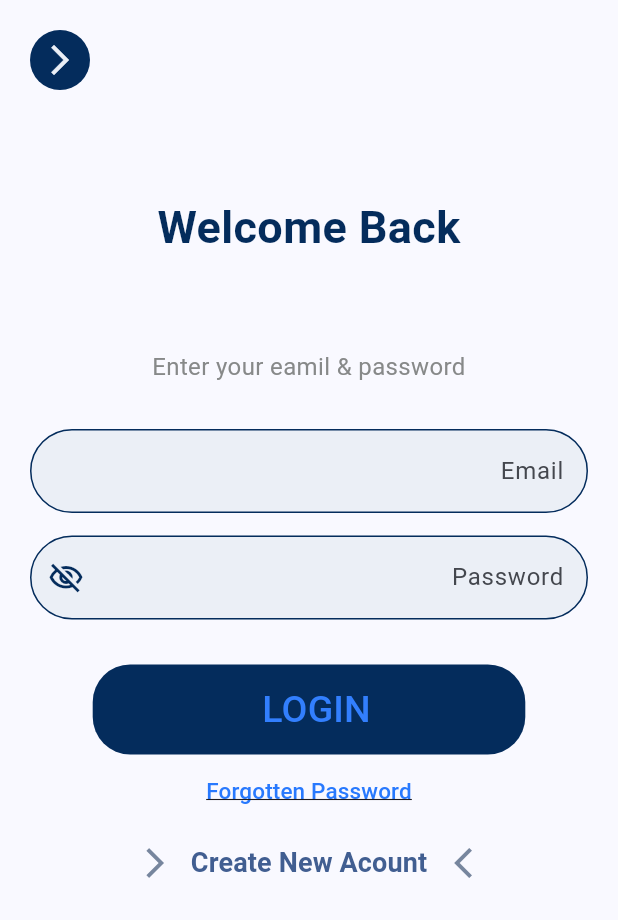
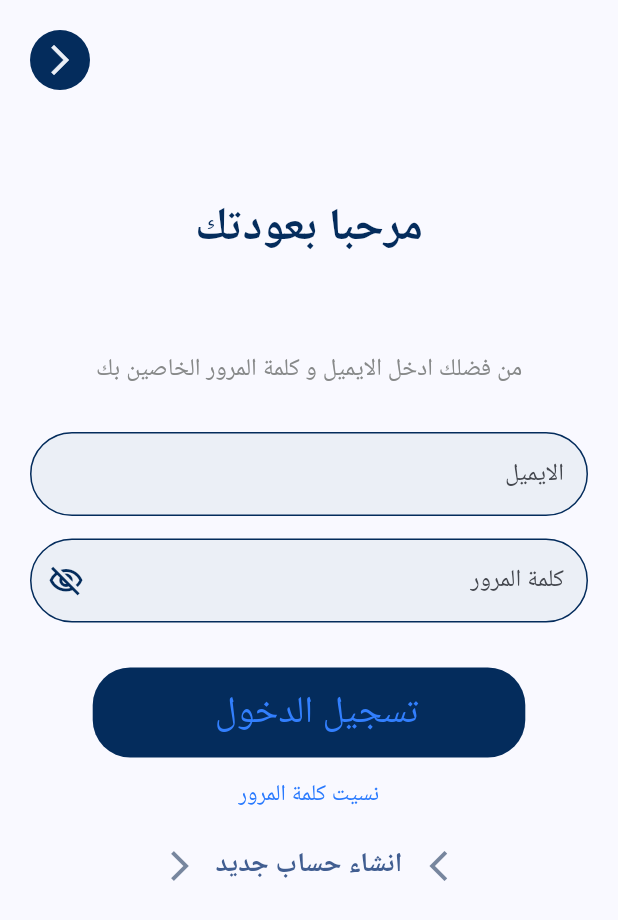
Before and after one commit to MinaYasser100/Faithful-Servant, a Flutter app: the LoginView screen opened by its route, on a phone screen of 412 x 824 dp. Shown: the top 920 px of the screen. Run offline on Flutter 3.47's test engine with Material 3 defaults, Android fonts, the light colour scheme and no system bars; drawn by our look-alikes of flutter_animate; our stand-ins replace cloud_firestore, firebase_auth, firebase_core, firebase_storage, flutter_bloc, flutter_easyloading and 4 more; accounts and stored records are empty; Roboto replaces fonts that are missing (Cairo).

Commit message:
create app local for language

```diff
--- a/lib/core/function/email_validator.dart
+++ b/lib/core/function/email_validator.dart
@@ -1,6 +1,8 @@
+import 'package:get/get.dart';
+
 String? emailValidator(value) {
   if (value!.isEmpty || !value.contains('@')) {
-    return "Please, enter the email !";
+    return "Please, enter your email !".tr;
   }
   return null;
 }
--- /dev/null
+++ b/lib/core/helper/local/app_local.dart
@@ -0,0 +1,30 @@
+import 'package:get/get.dart';
+
+class Applocal implements Translations {
+  @override
+  Map<String, Map<String, String>> get keys => {
+        "ar": {
+          'email': 'الايميل',
+          'password': 'كلمة المرور',
+          'Enter your email and password':
+              'من فضلك ادخل الايميل و كلمة المرور الخاصين بك',
+          'welcome back': 'مرحبا بعودتك',
+          'login': 'تسجيل الدخول',
+          'forgotten password': 'نسيت كلمة المرور',
+          'Please, enter your password': 'من فضلك ادخل كلمة المرور الخاصه بك',
+          'Please, enter your email !': 'من فضلك ادخل الايميل الخاص بك',
+          'Create New Acount': 'انشاء حساب جديد'
+        },
+        "en": {
+          'email': 'Email',
+          'password': 'Password',
+          'Enter your email and password': 'Enter your email and password',
+          'welcome back': 'Welcome Back',
+          'login': 'LOGIN',
+          'forgotten password': 'Forgotten Password',
+          'Please, enter your password': 'Please, enter your password',
+          'Please, enter your email !': 'Please, enter your email !',
+          'Create New Acount': 'Create New Acount',
+        },
+      };
+}
--- a/lib/features/login/presentation/views/widgets/create_new_account_section.dart
+++ b/lib/features/login/presentation/views/widgets/create_new_account_section.dart
@@ -22,8 +22,8 @@ class CreateNewAccountSection extends StatelessWidget {
           onPressed: () {
             Get.toNamed(GetPages.kRegisterView);
           },
-          child: const Text(
-            'Create New Acount',
+          child: Text(
+            'Create New Acount'.tr,
             style: Styles.textStyle18,
           ),
         ),
--- a/lib/features/login/presentation/views/widgets/login_view_body_constent.dart
+++ b/lib/features/login/presentation/views/widgets/login_view_body_constent.dart
@@ -61,23 +61,24 @@ class LoginViewBodyContent extends StatelessWidget {
               children: [
                 const NavigationBackButton(),
                 const SizedBox(height: 70),
-                const Text(
-                  'Welcome Back',
+                Text(
+                  'welcome back'.tr,
                   style: Styles.textStyle30,
                 ).animate().then().shake(),
                 const SizedBox(height: 60),
                 Text(
-                  'Enter your eamil & password',
+                  'Enter your email and password'.tr,
                   style: Styles.textStyle16.copyWith(
                     color: kTextGreyColor,
                   ),
+                  textAlign: TextAlign.center,
                 ),
                 const SizedBox(
                   height: 30,
                 ),
                 CustomTextFromField(
                   textEditingController: emailController,
-                  labelText: 'Email',
+                  labelText: 'email'.tr,
                   validator: emailValidator,
                   keyboardType: TextInputType.emailAddress,
                 ),
@@ -86,10 +87,10 @@ class LoginViewBodyContent extends StatelessWidget {
                 ),
                 CustomTextFromField(
                   textEditingController: passwordController,
-                  labelText: "Password",
+                  labelText: "password".tr,
                   validator: (value) {
                     if (value!.isEmpty) {
-                      return 'Please enter your password';
+                      return 'Please, enter your password'.tr;
                     }
                     return null;
                   },
@@ -105,7 +106,7 @@ class LoginViewBodyContent extends StatelessWidget {
                   height: 30,
                 ),
                 CustomTextButton(
-                  textButton: 'LOGIN',
+                  textButton: 'login'.tr,
                   onPressed: () {
                     if (fromkey.currentState!.validate()) {
                       BlocProvider.of<LoginCubit>(context).loginUser(
@@ -122,12 +123,11 @@ class LoginViewBodyContent extends StatelessWidget {
                   onPressed: () {
                     Get.toNamed(GetPages.kforgottenPasswordView);
                   },
-                  child: const Text(
-                    'Forgotten Password',
-                    style: TextStyle(
+                  child: Text(
+                    'forgotten password'.tr,
+                    style: const TextStyle(
                       fontSize: 15,
                       color: kPrimaryLightColor,
-                      decoration: TextDecoration.underline,
                     ),
                   ),
                 ),
--- a/lib/main.dart
+++ b/lib/main.dart
@@ -1,6 +1,7 @@
 import 'package:faithful_servant/core/helper/cache_helper.dart';
 import 'package:faithful_servant/core/helper/constant.dart';
 import 'package:faithful_servant/core/helper/get_pages.dart';
+import 'package:faithful_servant/core/helper/local/app_local.dart';
 import 'package:faithful_servant/core/widgets/bloc_observer.dart';
 import 'package:flutter/material.dart';
 import 'package:flutter_bloc/flutter_bloc.dart';
@@ -26,7 +27,8 @@ class MyApp extends StatelessWidget {
   @override
   Widget build(BuildContext context) {
     return GetMaterialApp(
-      locale: const Locale('ar'), // to make the app in arabic layout
+      locale: const Locale('ar'),
+      translations: Applocal(),
       theme: ThemeData(
         colorScheme: ColorScheme.fromSeed(seedColor: kPrimaryColor),
         useMaterial3: true,
```
